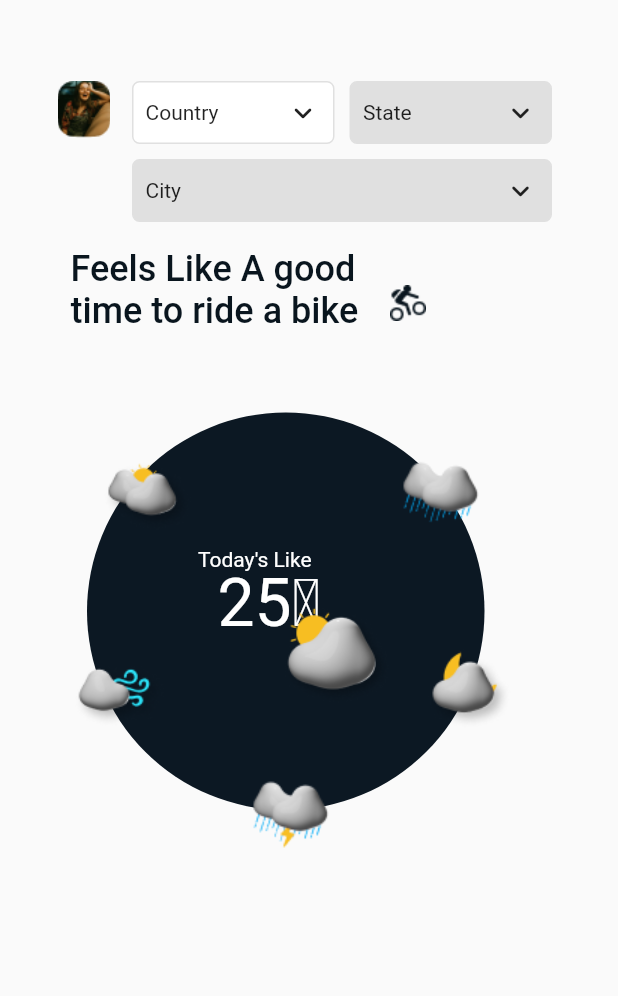
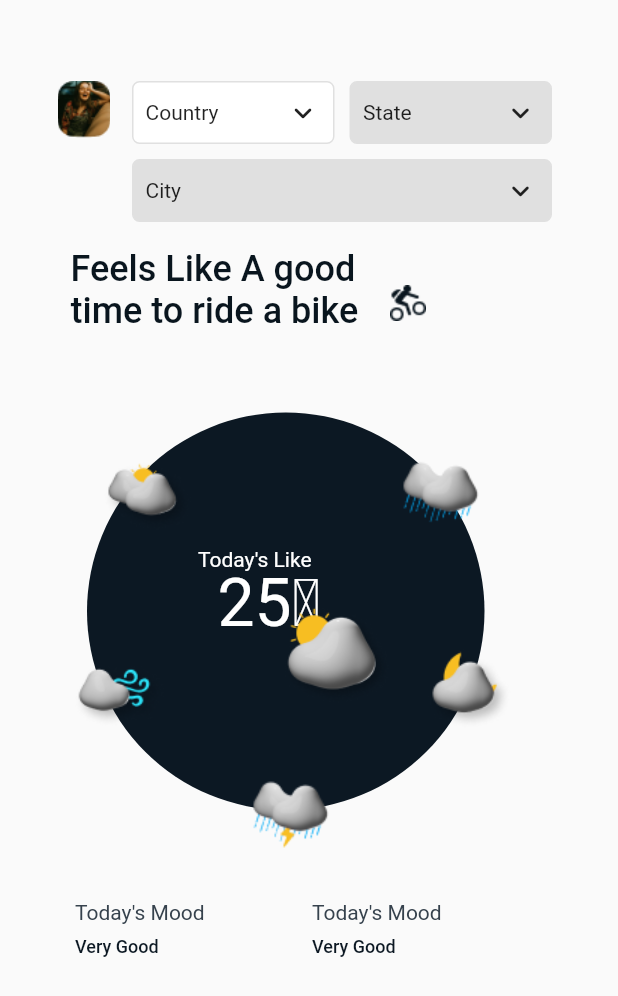
Before and after one commit to siegfred14/flutter_weather, a Flutter app: the Home screen opened directly, on a phone screen of 412 x 824 dp. Shown: the top 996 px of the screen. Run offline on Flutter 3.47's test engine with Material 2 defaults, Android fonts, the phone set to English and light mode, and no system bars; drawn by our look-alikes of csc_picker; our stand-ins replace get_it; Roboto replaces fonts that are missing (Poppins, poppins).

Commit message:
all Home1 widgets completed

```diff
--- a/lib/ui/home/home1.dart
+++ b/lib/ui/home/home1.dart
@@ -200,22 +200,74 @@ class _HomeState extends State<Home> {
                 child: Image.asset("assets/images/thunderstorm_icon.png"),
               ),
             ),
-            // Positioned(
-            //   top: 130,
-            //   left: 90,
-            //   width: 250,
-            //   height: 250,
-            //   child: Container(
-            //     width: 80,
-            //     height: 80,
-            //     color: Colors.purple[300],
-            //     child: Text(
-            //       'Purple',
-            //       style: TextStyle(color: Colors.white,
-            //       fontSize: 20),
-            //     ),
-            //   ),
-            // ),
+            Positioned(
+              top: 590,
+              left: 40,
+              width: 98,
+              height: 21,
+              child: Container(
+                width: 98,
+                height: 21,
+                // color: Colors.purple[300],
+                child: const Text("Today's Mood\n",
+                    style: TextStyle(
+                        color: Color(0xff36424D),
+                        fontSize: 14,
+                        fontFamily: "Poppins",
+                        fontWeight: FontWeight.w400)),
+              ),
+            ),
+            Positioned(
+              top: 614,
+              left: 40,
+              width: 98,
+              height: 21,
+              child: Container(
+                width: 98,
+                height: 21,
+                // color: Colors.purple[300],
+                child: const Text("Very Good",
+                    style: TextStyle(
+                        color: Color(0xff0C1823),
+                        fontSize: 12,
+                        fontFamily: "Poppins",
+                        fontWeight: FontWeight.w500)),
+              ),
+            ),
+            Positioned(
+              top: 590,
+              left: 198,
+              width: 98,
+              height: 21,
+              child: Container(
+                width: 98,
+                height: 21,
+                // color: Colors.purple[300],
+                child: const Text("Today's Mood\n",
+                    style: TextStyle(
+                        color: Color(0xff36424D),
+                        fontSize: 14,
+                        fontFamily: "Poppins",
+                        fontWeight: FontWeight.w400)),
+              ),
+            ),
+            Positioned(
+              top: 614,
+              left: 198,
+              width: 98,
+              height: 21,
+              child: Container(
+                width: 98,
+                height: 21,
+                // color: Colors.purple[300],
+                child: const Text("Very Good",
+                    style: TextStyle(
+                        color: Color(0xff0C1823),
+                        fontSize: 12,
+                        fontFamily: "Poppins",
+                        fontWeight: FontWeight.w500)),
+              ),
+            ),
           ],
         ),
       ),
```
